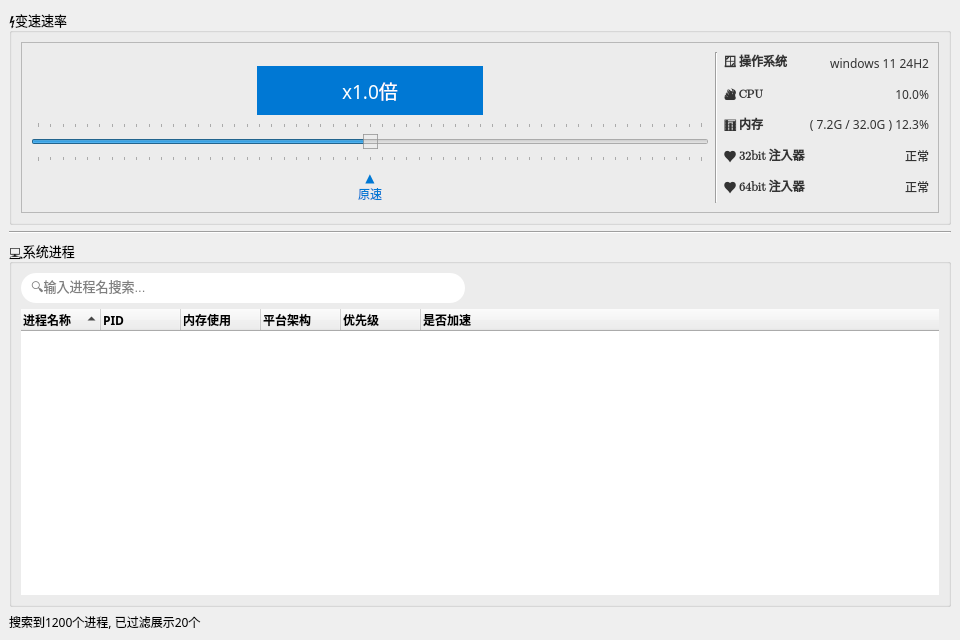
zxlhhyccc/OpenSpeedy, file mainwindow.ui: the form before one commit.
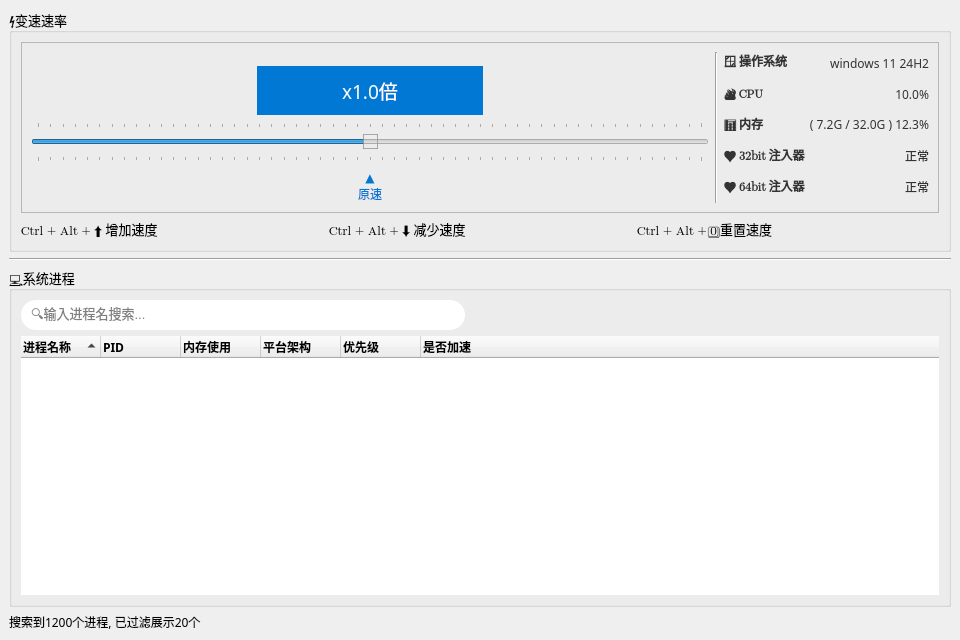
The form after the commit.

What changed in the file:
```diff
--- a/mainwindow.ui
+++ b/mainwindow.ui
@@ -489,6 +489,46 @@
            </layout>
           </widget>
          </item>
+         <item>
+          <layout class="QHBoxLayout" name="hotkeyLayout">
+           <item>
+            <widget class="QLabel" name="increaseSpeedLabel">
+             <property name="font">
+              <font>
+               <family>Segoe UI Emoji</family>
+              </font>
+             </property>
+             <property name="text">
+              <string>Ctrl + Alt + ⬆️ 增加速度</string>
+             </property>
+            </widget>
+           </item>
+           <item>
+            <widget class="QLabel" name="decreaseSpeedLabel">
+             <property name="font">
+              <font>
+               <family>Segoe UI Emoji</family>
+              </font>
+             </property>
+             <property name="text">
+              <string>Ctrl + Alt + ⬇️ 减少速度</string>
+             </property>
+            </widget>
+           </item>
+           <item>
+            <widget class="QLabel" name="resetSpeedLabel">
+             <property name="font">
+              <font>
+               <family>Segoe UI Emoji</family>
+              </font>
+             </property>
+             <property name="text">
+              <string>Ctrl + Alt + 0️⃣ 重置速度</string>
+             </property>
+            </widget>
+           </item>
+          </layout>
+         </item>
         </layout>
        </widget>
       </item>
```
